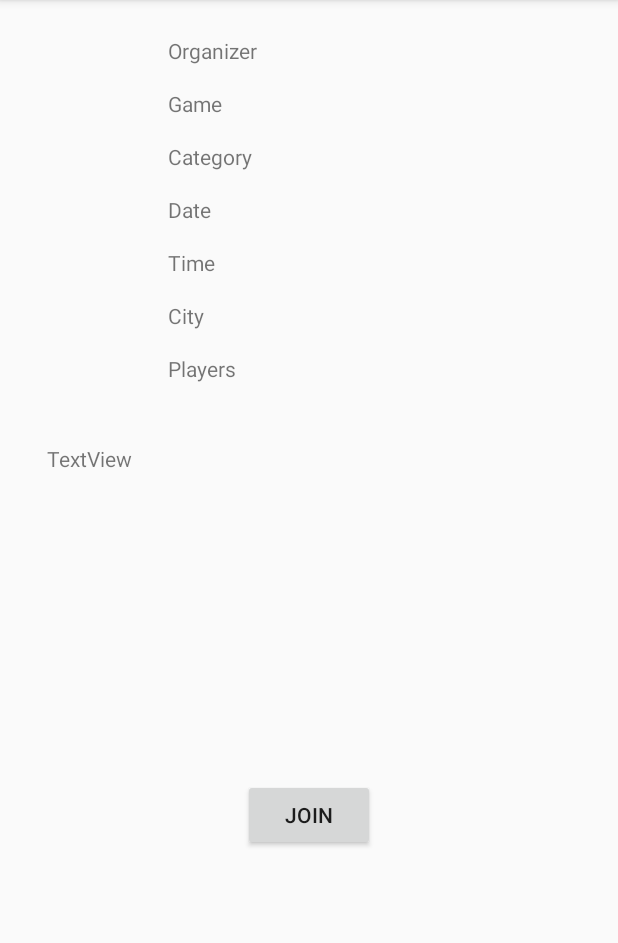
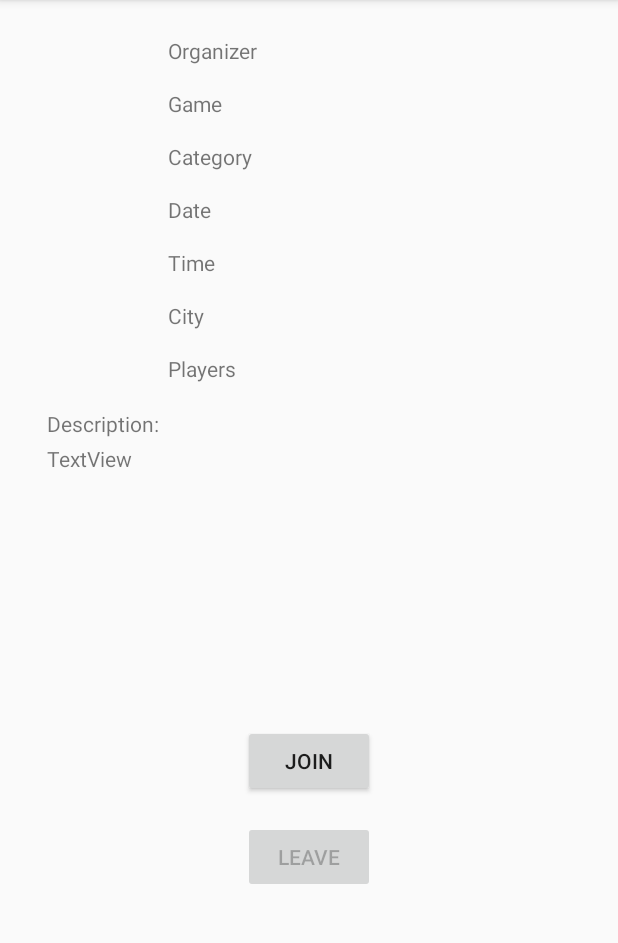
Before and after one commit to FoXPeeD/GamePlan, an Android app: the ViewPost screen opened directly, with no data from a screen before it, on a phone screen of 412 x 824 dp, the part 84-1027 px from its top. Run offline under Robolectric (Android 15) with nearby library versions, the phone set to English and light mode, and no system bars; 8 statements that could not run were skipped.

Commit message:
minor changes to view post activity

```diff
--- a/app/src/main/java/com/example/foxtz/gameplan/ViewPost.java
+++ b/app/src/main/java/com/example/foxtz/gameplan/ViewPost.java
@@ -3,8 +3,10 @@ package com.example.foxtz.gameplan;
 import android.content.Intent;
 import android.support.v7.app.AppCompatActivity;
 import android.os.Bundle;
+import android.view.View;
 import android.widget.Button;
 import android.widget.TextView;
+import android.widget.Toast;
 
 public class ViewPost extends AppCompatActivity {
 
@@ -21,7 +23,16 @@ public class ViewPost extends AppCompatActivity {
         TextView city = findViewById(R.id.cityTextView);
         TextView players = findViewById(R.id.playersTextView);
         TextView description = findViewById(R.id.descriptionTextView);
+
         Button join = findViewById(R.id.joinButton);
+        join.setOnClickListener(new View.OnClickListener() {
+            @Override
+            public void onClick(View view) {
+                Toast.makeText(ViewPost.this, "TODO", Toast.LENGTH_SHORT).show();
+            }
+        });
+        Button leave = findViewById(R.id.leaveButton);
+        leave.setEnabled(false);
 
         Post post = (Post) getIntent().getSerializableExtra("Post");
 
--- a/app/src/main/res/layout/activity_view_post.xml
+++ b/app/src/main/res/layout/activity_view_post.xml
@@ -136,10 +136,28 @@
         android:id="@+id/joinButton"
         android:layout_width="wrap_content"
         android:layout_height="wrap_content"
-        android:layout_marginTop="52dp"
+        android:layout_marginTop="16dp"
         android:text="Join"
         app:layout_constraintEnd_toEndOf="@+id/descriptionTextView"
         app:layout_constraintStart_toStartOf="@+id/descriptionTextView"
         app:layout_constraintTop_toBottomOf="@+id/descriptionTextView" />
 
+    <Button
+        android:id="@+id/leaveButton"
+        android:layout_width="wrap_content"
+        android:layout_height="wrap_content"
+        android:layout_marginTop="16dp"
+        android:text="Leave"
+        app:layout_constraintStart_toStartOf="@+id/joinButton"
+        app:layout_constraintTop_toBottomOf="@+id/joinButton" />
+
+    <TextView
+        android:id="@+id/textView2"
+        android:layout_width="wrap_content"
+        android:layout_height="wrap_content"
+        android:layout_marginBottom="4dp"
+        android:text="Description:"
+        app:layout_constraintBottom_toTopOf="@+id/descriptionTextView"
+        app:layout_constraintStart_toStartOf="@+id/descriptionTextView" />
+
 </android.support.constraint.ConstraintLayout>
```
Also changed, not shown: app/src/main/java/com/example/foxtz/gameplan/PostsActivity.java (+15 -0 lines).
